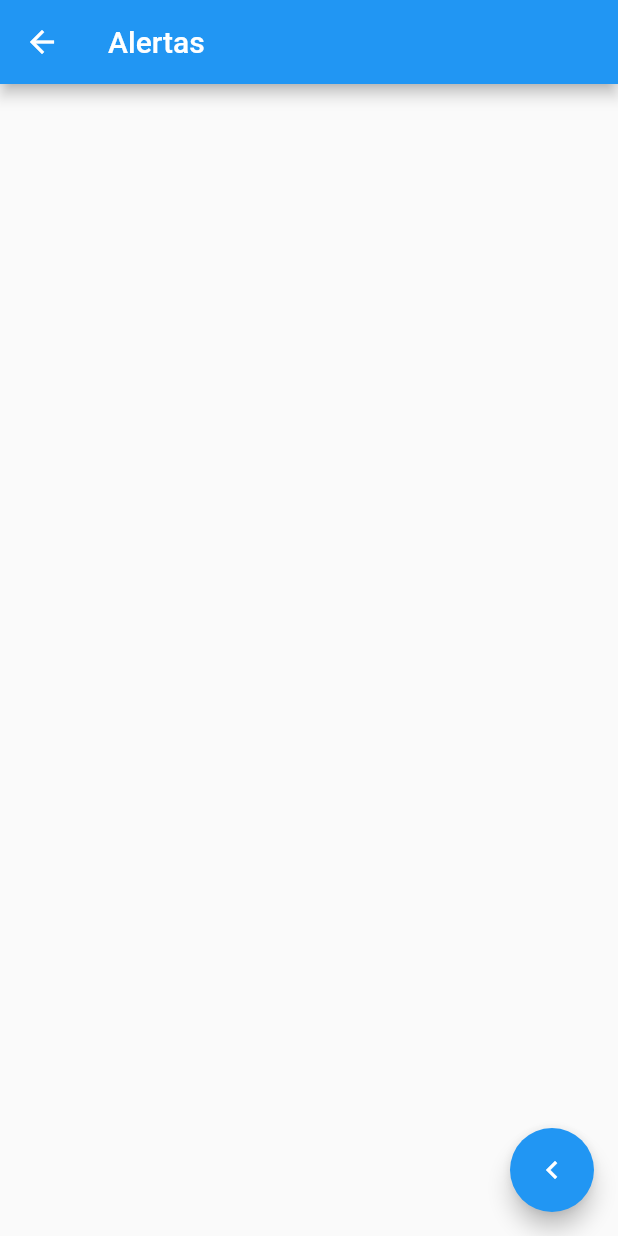
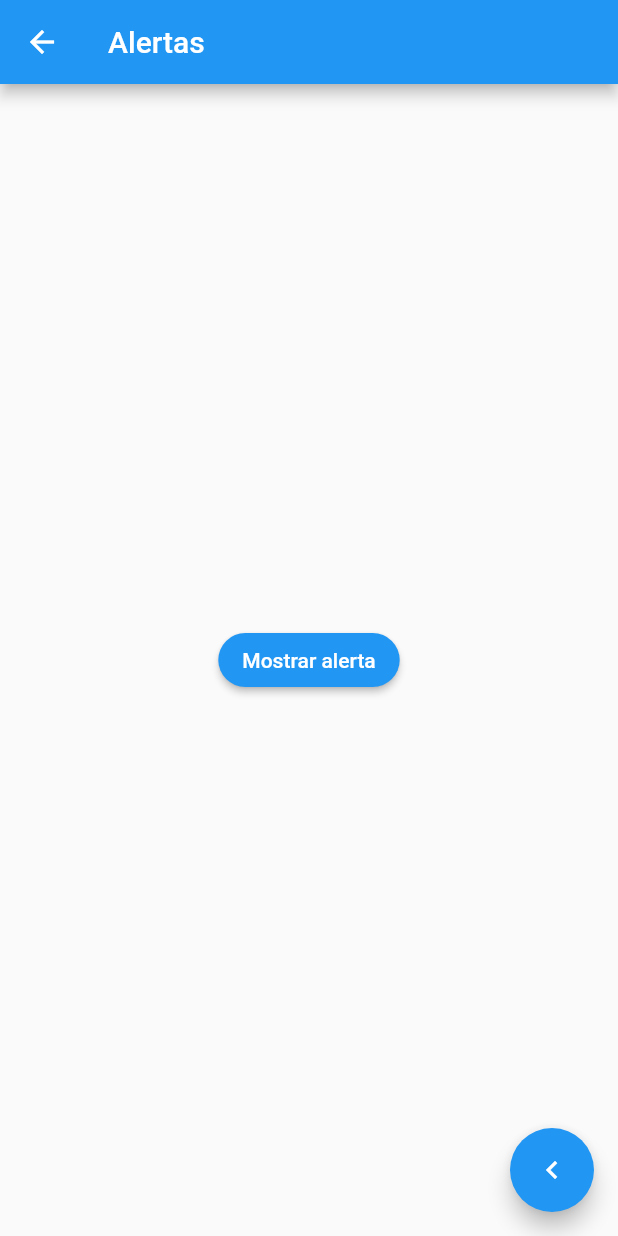
Before and after one commit to ingscomarmr/flutter_practicas, a Flutter app: the AlertPage screen opened by its route, on a phone screen of 412 x 824 dp. Run offline on Flutter 3.47's test engine with Material 2 defaults, Android fonts, the phone set to English and light mode, and no system bars.

Commit message:
Alerta simple con cierre al clic fuera

```diff
--- a/lib/src/pages/alert_page.dart
+++ b/lib/src/pages/alert_page.dart
@@ -13,6 +13,31 @@ class AlertPage extends StatelessWidget {
           Navigator.pop(context); //para regresar a la pesataña anterior
         }
       ),
+      body: Center(
+        child: RaisedButton(
+          child: Text('Mostrar alerta'),
+          color: Colors.blue,
+          textColor: Colors.white,
+          shape: StadiumBorder(),
+          onPressed:() => _mostrarAlerta(context), //para mandar un parametro a un metodo
+        ),
+      ),
     );
   }
+
+
+  void _mostrarAlerta(BuildContext context){
+    showDialog(
+      context: context,
+      barrierDismissible: true,//si haces clic fuera de la alerta se cierra
+      builder: (context){
+        return AlertDialog( //simple alerta
+          title: Text('Titulo'),
+          content: Text('Contenido...'),
+        );
+      }
+    );
+  }
+
+
 }
```
